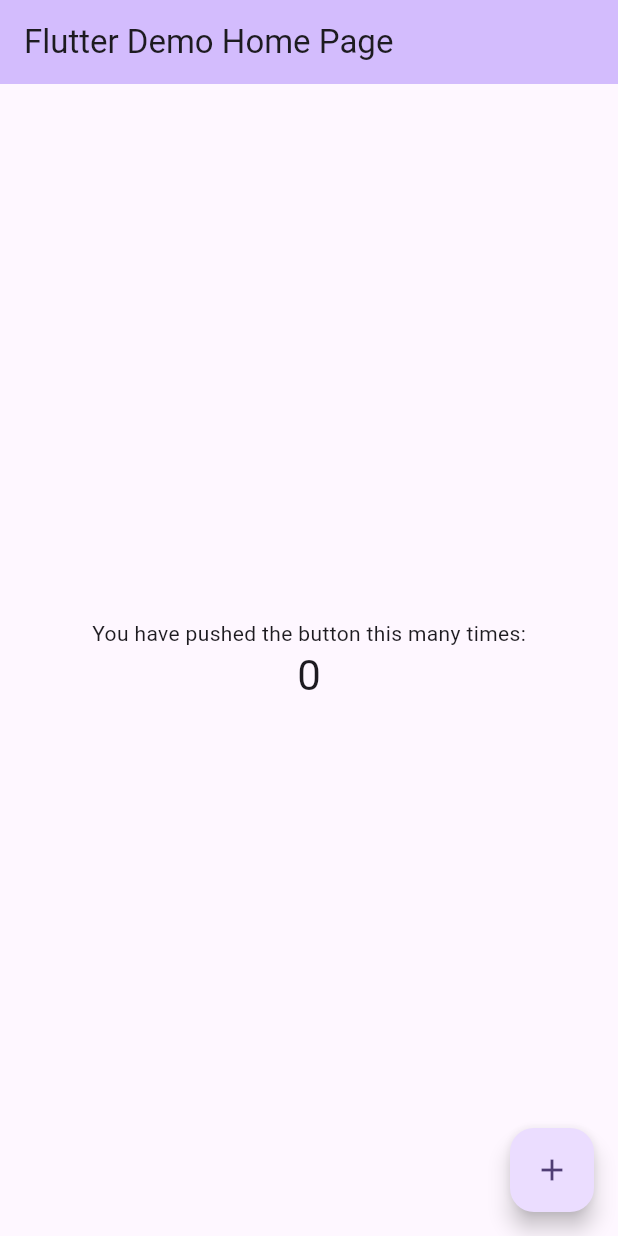
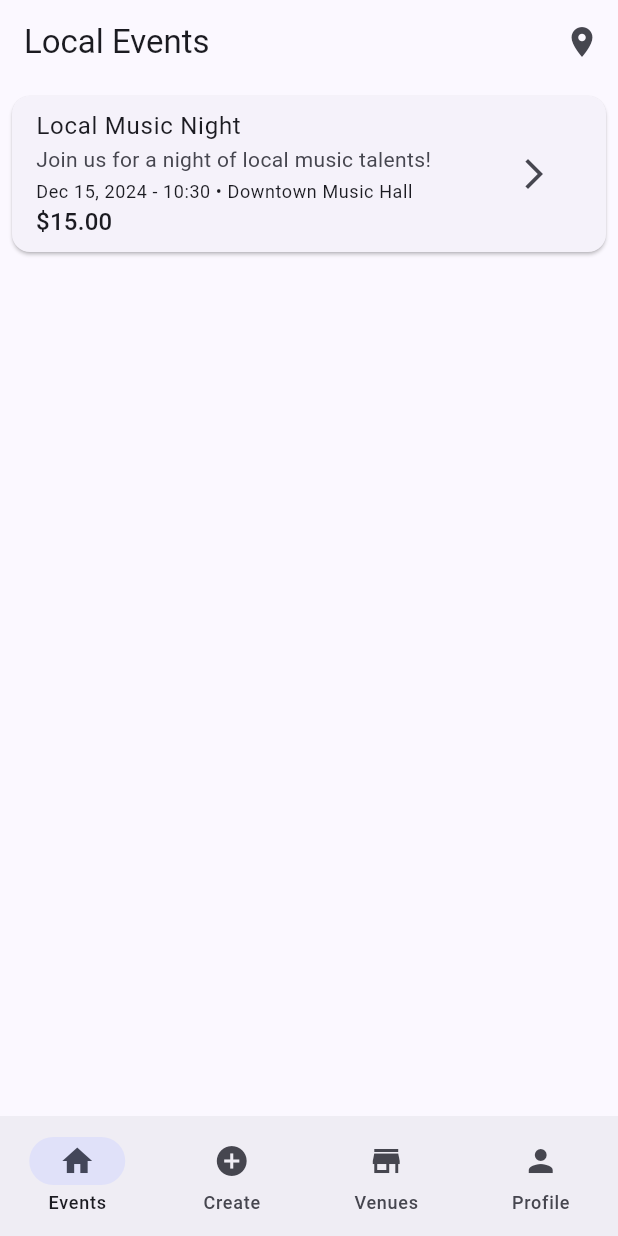
Before and after one commit to rishabhrajphx/hyperlocal_socialization_app-flutter, a Flutter app: the screen it shows after launch, on a phone screen of 412 x 824 dp. Run offline on Flutter 3.47's test engine with Material 3 defaults, Android fonts, the phone set to English and light mode, and no system bars.

Commit message:
Added new funtionalities to the application over since the start date

```diff
--- a/lib/main.dart
+++ b/lib/main.dart
@@ -1,125 +1,76 @@
 import 'package:flutter/material.dart';
+import 'screens/home_screen.dart';
+import 'screens/event_creation_screen.dart';
+import 'screens/venue_list_screen.dart';
+import 'screens/profile_screen.dart';
 
 void main() {
-  runApp(const MyApp());
+  runApp(const LocalEventsApp());
 }
 
-class MyApp extends StatelessWidget {
-  const MyApp({super.key});
+class LocalEventsApp extends StatelessWidget {
+  const LocalEventsApp({super.key});
 
-  // This widget is the root of your application.
   @override
   Widget build(BuildContext context) {
     return MaterialApp(
-      title: 'Flutter Demo',
+      title: 'Local Events',
       theme: ThemeData(
-        // This is the theme of your application.
-        //
-        // TRY THIS: Try running your application with "flutter run". You'll see
-        // the application has a purple toolbar. Then, without quitting the app,
-        // try changing the seedColor in the colorScheme below to Colors.green
-        // and then invoke "hot reload" (save your changes or press the "hot
-        // reload" button in a Flutter-supported IDE, or press "r" if you used
-        // the command line to start the app).
-        //
-        // Notice that the counter didn't reset back to zero; the application
-        // state is not lost during the reload. To reset the state, use hot
-        // restart instead.
-        //
-        // This works for code too, not just values: Most code changes can be
-        // tested with just a hot reload.
-        colorScheme: ColorScheme.fromSeed(seedColor: Colors.deepPurple),
+        colorScheme: ColorScheme.fromSeed(seedColor: Colors.indigo),
         useMaterial3: true,
       ),
-      home: const MyHomePage(title: 'Flutter Demo Home Page'),
+      home: const MainNavigationScreen(),
     );
   }
 }
 
-class MyHomePage extends StatefulWidget {
-  const MyHomePage({super.key, required this.title});
-
-  // This widget is the home page of your application. It is stateful, meaning
-  // that it has a State object (defined below) that contains fields that affect
-  // how it looks.
-
-  // This class is the configuration for the state. It holds the values (in this
-  // case the title) provided by the parent (in this case the App widget) and
-  // used by the build method of the State. Fields in a Widget subclass are
-  // always marked "final".
-
-  final String title;
+class MainNavigationScreen extends StatefulWidget {
+  const MainNavigationScreen({super.key});
 
   @override
-  State<MyHomePage> createState() => _MyHomePageState();
+  State<MainNavigationScreen> createState() => _MainNavigationScreenState();
 }
 
-class _MyHomePageState extends State<MyHomePage> {
-  int _counter = 0;
+class _MainNavigationScreenState extends State<MainNavigationScreen> {
+  int _selectedIndex = 0;
 
-  void _incrementCounter() {
-    setState(() {
-      // This call to setState tells the Flutter framework that something has
-      // changed in this State, which causes it to rerun the build method below
-      // so that the display can reflect the updated values. If we changed
-      // _counter without calling setState(), then the build method would not be
-      // called again, and so nothing would appear to happen.
-      _counter++;
-    });
-  }
+  final List<Widget> _screens = [
+    const HomeScreen(),
+    const EventCreationScreen(),
+    const VenueListScreen(),
+    const ProfileScreen(),
+  ];
 
   @override
   Widget build(BuildContext context) {
-    // This method is rerun every time setState is called, for instance as done
-    // by the _incrementCounter method above.
-    //
-    // The Flutter framework has been optimized to make rerunning build methods
-    // fast, so that you can just rebuild anything that needs updating rather
-    // than having to individually change instances of widgets.
     return Scaffold(
-      appBar: AppBar(
-        // TRY THIS: Try changing the color here to a specific color (to
-        // Colors.amber, perhaps?) and trigger a hot reload to see the AppBar
-        // change color while the other colors stay the same.
-        backgroundColor: Theme.of(context).colorScheme.inversePrimary,
-        // Here we take the value from the MyHomePage object that was created by
-        // the App.build method, and use it to set our appbar title.
-        title: Text(widget.title),
+      body: _screens[_selectedIndex],
+      bottomNavigationBar: NavigationBar(
+        selectedIndex: _selectedIndex,
+        onDestinationSelected: (int index) {
+          setState(() {
+            _selectedIndex = index;
+          });
+        },
+        destinations: const [
+          NavigationDestination(
+            icon: Icon(Icons.home),
+            label: 'Events',
+          ),
+          NavigationDestination(
+            icon: Icon(Icons.add_circle),
+            label: 'Create',
+          ),
+          NavigationDestination(
+            icon: Icon(Icons.store),
+            label: 'Venues',
+          ),
+          NavigationDestination(
+            icon: Icon(Icons.person),
+            label: 'Profile',
+          ),
+        ],
       ),
-      body: Center(
-        // Center is a layout widget. It takes a single child and positions it
-        // in the middle of the parent.
-        child: Column(
-          // Column is also a layout widget. It takes a list of children and
-          // arranges them vertically. By default, it sizes itself to fit its
-          // children horizontally, and tries to be as tall as its parent.
-          //
-          // Column has various properties to control how it sizes itself and
-          // how it positions its children. Here we use mainAxisAlignment to
-          // center the children vertically; the main axis here is the vertical
-          // axis because Columns are vertical (the cross axis would be
-          // horizontal).
-          //
-          // TRY THIS: Invoke "debug painting" (choose the "Toggle Debug Paint"
-          // action in the IDE, or press "p" in the console), to see the
-          // wireframe for each widget.
-          mainAxisAlignment: MainAxisAlignment.center,
-          children: <Widget>[
-            const Text(
-              'You have pushed the button this many times:',
-            ),
-            Text(
-              '$_counter',
-              style: Theme.of(context).textTheme.headlineMedium,
-            ),
-          ],
-        ),
-      ),
-      floatingActionButton: FloatingActionButton(
-        onPressed: _incrementCounter,
-        tooltip: 'Increment',
-        child: const Icon(Icons.add),
-      ), // This trailing comma makes auto-formatting nicer for build methods.
     );
   }
 }
--- /dev/null
+++ b/lib/models/event.dart
@@ -0,0 +1,41 @@
+class Event {
+  final String id;
+  final String title;
+  final String description;
+  final DateTime dateTime;
+  final String location;
+  final String organizerId;
+  final String? venueId;
+  final double price;
+  final int maxAttendees;
+  final List<String> attendeeIds;
+
+  Event({
+    required this.id,
+    required this.title,
+    required this.description,
+    required this.dateTime,
+    required this.location,
+    required this.organizerId,
+    this.venueId,
+    required this.price,
+    required this.maxAttendees,
+    required this.attendeeIds,
+  });
+}
+
+// Dummy data for testing
+final List<Event> dummyEvents = [
+  Event(
+    id: '1',
+    title: 'Local Music Night',
+    description: 'Join us for a night of local music talents!',
+    dateTime: DateTime.now().add(const Duration(days: 2)),
+    location: 'Downtown Music Hall',
+    organizerId: 'user1',
+    price: 15.0,
+    maxAttendees: 100,
+    attendeeIds: [],
+  ),
+  // Add more dummy events as needed
+];
--- /dev/null
+++ b/lib/screens/home_screen.dart
@@ -0,0 +1,30 @@
+import 'package:flutter/material.dart';
+import '../widgets/event_card.dart';
+import '../models/event.dart';
+
+class HomeScreen extends StatelessWidget {
+  const HomeScreen({super.key});
+
+  @override
+  Widget build(BuildContext context) {
+    return Scaffold(
+      appBar: AppBar(
+        title: const Text('Local Events'),
+        actions: [
+          IconButton(
+            icon: const Icon(Icons.location_on),
+            onPressed: () {
+              // TODO: Implement location selection
+            },
+          ),
+        ],
+      ),
+      body: ListView.builder(
+        itemCount: dummyEvents.length,
+        itemBuilder: (context, index) {
+          return EventCard(event: dummyEvents[index]);
+        },
+      ),
+    );
+  }
+}
--- /dev/null
+++ b/lib/widgets/event_card.dart
@@ -0,0 +1,40 @@
+import 'package:flutter/material.dart';
+import '../models/event.dart';
+import 'package:intl/intl.dart';
+
+class EventCard extends StatelessWidget {
+  final Event event;
+
+  const EventCard({super.key, required this.event});
+
+  @override
+  Widget build(BuildContext context) {
+    return Card(
+      margin: const EdgeInsets.all(8.0),
+      child: ListTile(
+        title: Text(event.title),
+        subtitle: Column(
+          crossAxisAlignment: CrossAxisAlignment.start,
+          children: [
+            Text(event.description),
+            const SizedBox(height: 4),
+            Text(
+              '${DateFormat('MMM dd, yyyy - HH:mm').format(event.dateTime)} • ${event.location}',
+              style: Theme.of(context).textTheme.bodySmall,
+            ),
+            Text(
+              '\$${event.price.toStringAsFixed(2)}',
+              style: Theme.of(context).textTheme.titleMedium,
+            ),
+          ],
+        ),
+        trailing: IconButton(
+          icon: const Icon(Icons.arrow_forward_ios),
+          onPressed: () {
+            // TODO: Navigate to event details
+          },
+        ),
+      ),
+    );
+  }
+}
```
